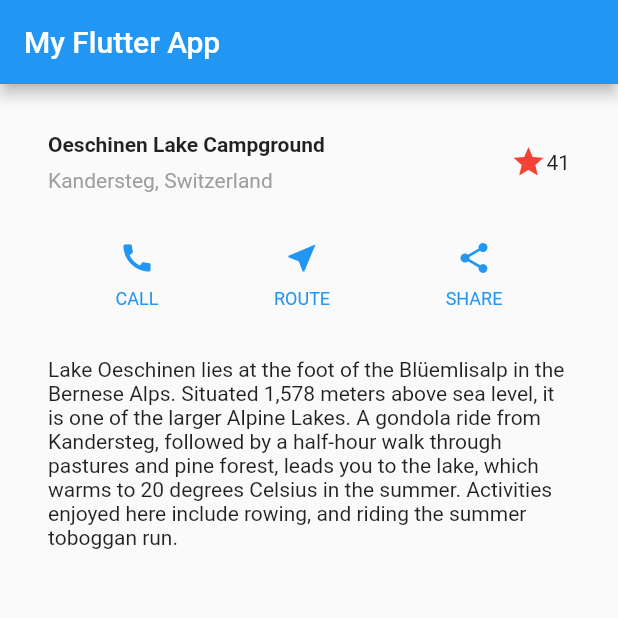
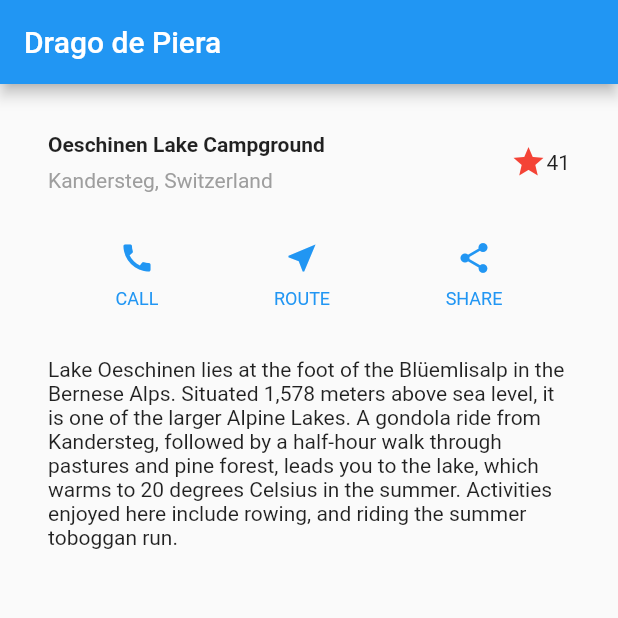
Before and after one commit to fundor333/DragodePiera, a Flutter app: the screen it shows after launch, item 3 of the bottom bar chosen, on a phone screen of 412 x 824 dp, the top half of it. Run offline on Flutter 3.47's test engine with Material 2 defaults, Android fonts, the phone set to English and light mode, and no system bars; network calls fail.

Commit message:
Fix label

```diff
--- a/lib/home_widget.dart
+++ b/lib/home_widget.dart
@@ -22,7 +22,7 @@ class _HomeState extends State<Home> {
   Widget build(BuildContext context) {
     return Scaffold(
       appBar: AppBar(
-        title: Text('My Flutter App'),
+        title: Text('Drago de Piera'),
       ),
       body: _children[_currentIndex], // new
       bottomNavigationBar: BottomNavigationBar(
--- a/pubspec.yaml
+++ b/pubspec.yaml
@@ -19,7 +19,7 @@ dependencies:
   # The following adds the Cupertino Icons font to your application.
   # Use with the CupertinoIcons class for iOS style icons.
   cupertino_icons: ^0.1.2
-  http: any
+  http: ^0.12.0
   html: ^0.13.3
   firebase_core: ^0.2.5
   firebase_analytics: ^1.0.4
```
